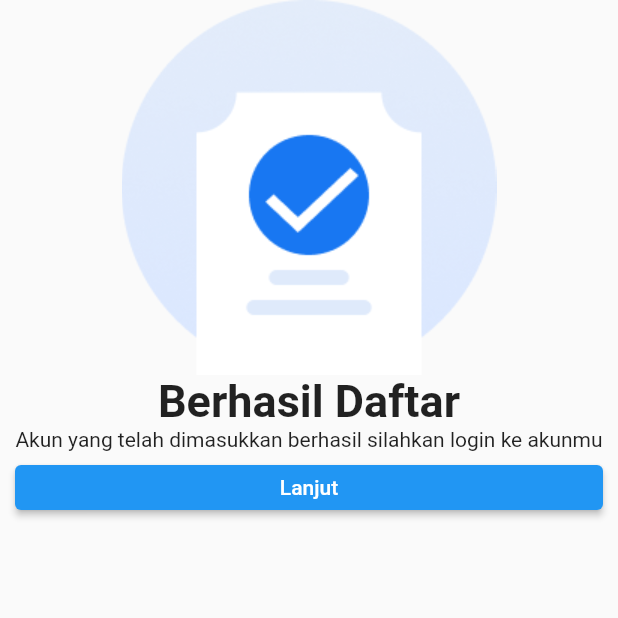
After one commit to Greek-Cp/sidokare_mobile_app, a Flutter app: the berhasildaftar screen opened directly, on a phone screen of 412 x 824 dp, the top half of it. The commit adds this screen. Run offline on Flutter 3.47's test engine with Material 2 defaults, Android fonts, the phone set to English and light mode, and no system bars; our stand-ins replace flutter_screenutil, google_fonts, motion_toast.

Commit message:
belum selesai succes regist

```diff
--- /dev/null
+++ b/lib/pages/page_berhasildaftar.dart
@@ -0,0 +1,52 @@
+import 'package:flutter/material.dart';
+
+class berhasildaftar extends StatelessWidget {
+  @override
+  Widget build(BuildContext context) {
+    // TODO: implement build
+    return Scaffold(
+        body: Container(
+      child: Center(
+        child: Padding(
+          padding: EdgeInsets.symmetric(horizontal: 10),
+          child: Column(children: <Widget>[
+            _gambarSukses(),
+            _headerForm(),
+            _descSukses(),
+            _buttonLanjut()
+          ]),
+        ),
+      ),
+    ));
+  }
+
+  Widget _gambarSukses() {
+    return Image.asset(
+      "assets/sukses.png",
+      width: 250,
+      height: 250,
+    );
+  }
+
+  Widget _headerForm() {
+    return Text(
+      "Berhasil Daftar",
+      style: TextStyle(fontSize: 30, fontWeight: FontWeight.bold),
+    );
+  }
+
+  Widget _descSukses() {
+    return Text(
+      "Akun yang telah dimasukkan berhasil silahkan login ke akunmu",
+      textAlign: TextAlign.center,
+    );
+  }
+
+  Widget _buttonLanjut() {
+    return ElevatedButton(
+      onPressed: () {},
+      child: Text("Lanjut"),
+      style: ElevatedButton.styleFrom(minimumSize: Size.fromHeight(30)),
+    );
+  }
+}
--- a/lib/pages/page_splashscreen.dart
+++ b/lib/pages/page_splashscreen.dart
@@ -16,7 +16,7 @@ class SplashScreen extends StatelessWidget {
               Column(
                 mainAxisAlignment: MainAxisAlignment.center,
                 crossAxisAlignment: CrossAxisAlignment.start,
-                children: <Widget>[
+                children: const <Widget>[
                   Text(
                     "D E S A  S I D O K A R E",
                     style: TextStyle(
--- a/pubspec.yaml
+++ b/pubspec.yaml
@@ -25,4 +25,5 @@ flutter:
     - assets/img_register.png
     - assets/nganjuk.png
     - assets/intro1.png
+    - assets/sukses.png
   uses-material-design: true
```
Also changed, not shown: lib/pages/page_introawal.dart (+7 -7 lines), assets/sukses.png (added).
